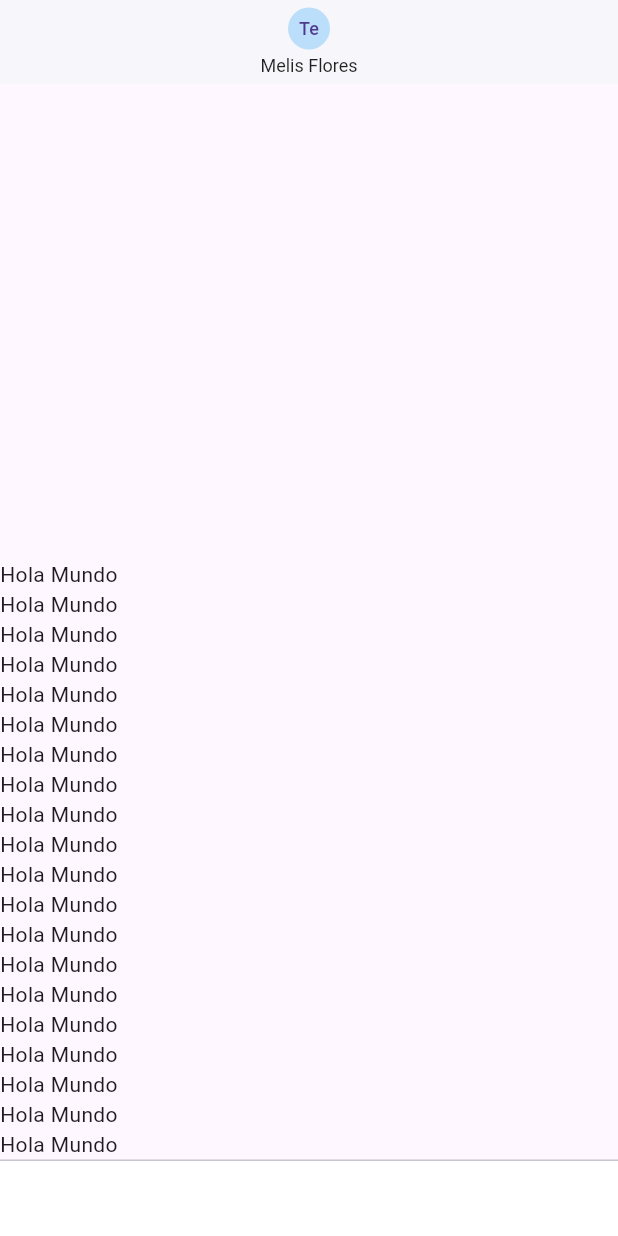
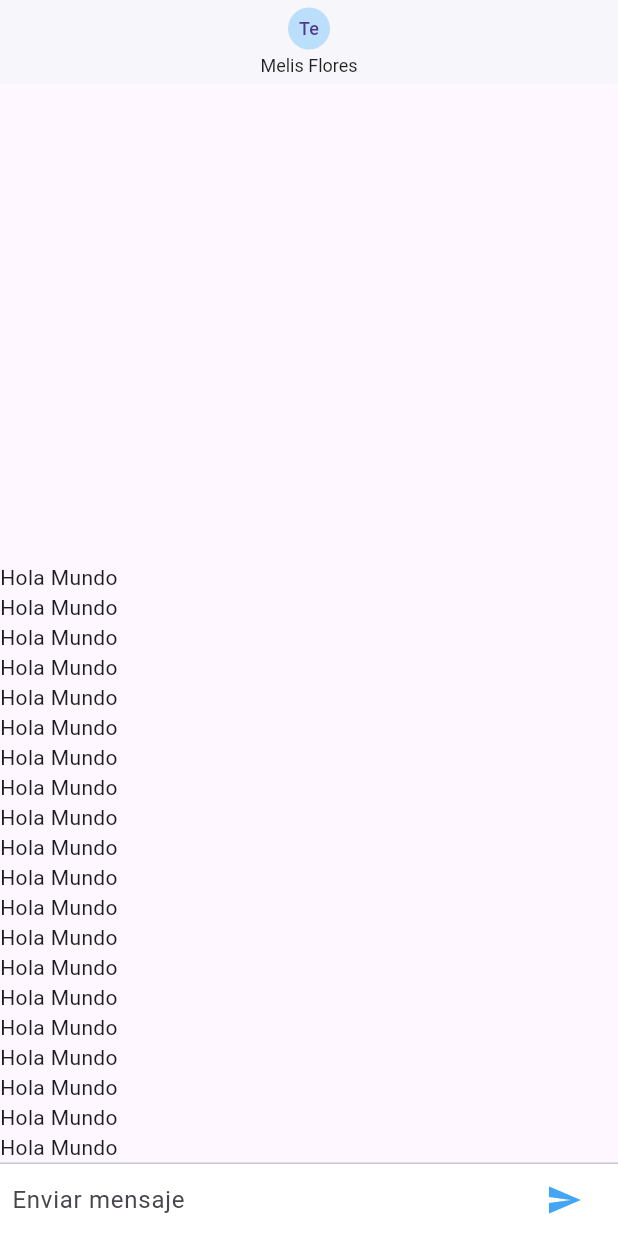
Before and after one commit to Estuardo-Sazo/chat-app-fh, a Flutter app: the screen it shows after launch, on a phone screen of 412 x 824 dp. Run offline on Flutter 3.47's test engine with Material 3 defaults, Android fonts, the phone set to English and light mode, and no system bars; our stand-ins replace pull_to_refresh.

Commit message:
Caja de texto de nuestro chat

```diff
--- a/lib/pages/chat_page.dart
+++ b/lib/pages/chat_page.dart
@@ -1,6 +1,14 @@
 import 'package:flutter/material.dart';
 
-class ChatPage extends StatelessWidget {
+class ChatPage extends StatefulWidget {
+  @override
+  State<ChatPage> createState() => _ChatPageState();
+}
+
+class _ChatPageState extends State<ChatPage> {
+
+  final _textController = TextEditingController();
+  final _focusNode = FocusNode();
   @override
   Widget build(BuildContext context) {
     return  Scaffold(
@@ -36,11 +44,60 @@ class ChatPage extends StatelessWidget {
             //TODO CAJA DE TEXTO
             Container(
               color: Colors.white,
-              height: 50,
+              child: _inputChat(),
             )
           ],
         ),
       )
     );
   }
+
+  Widget _inputChat() {
+    return Container(
+      margin: const EdgeInsets.symmetric(horizontal: 8),
+      child: SafeArea(
+        child: Row(
+          children: <Widget>[
+            Flexible(
+              child: TextField(
+                controller: _textController,
+                onSubmitted: _handleSubmitted,
+                onChanged: (String text){
+                  //TODO Cuando hay un valor para enviar
+
+
+                  setState(() {
+
+                  });
+                },
+                decoration: const InputDecoration.collapsed(
+                  hintText: 'Enviar mensaje'
+                ),
+                focusNode: _focusNode,
+              ),
+            ),
+            //Boton de enviar
+            Container(
+              margin: const EdgeInsets.symmetric(horizontal: 4),
+              child: IconTheme(
+                data: IconThemeData(color: Colors.blue[400]),
+                child: IconButton(
+                  highlightColor: Colors.transparent,
+                  splashColor: Colors.transparent,
+                  icon: const Icon(Icons.send),
+                  onPressed: () {},
+                ),
+              ),
+            )
+          ],
+        )
+      ),
+    );
+  }
+
+  _handleSubmitted(String text) {
+    print(text);
+    _textController.clear();
+    _focusNode.requestFocus();
+  }
 }
```
